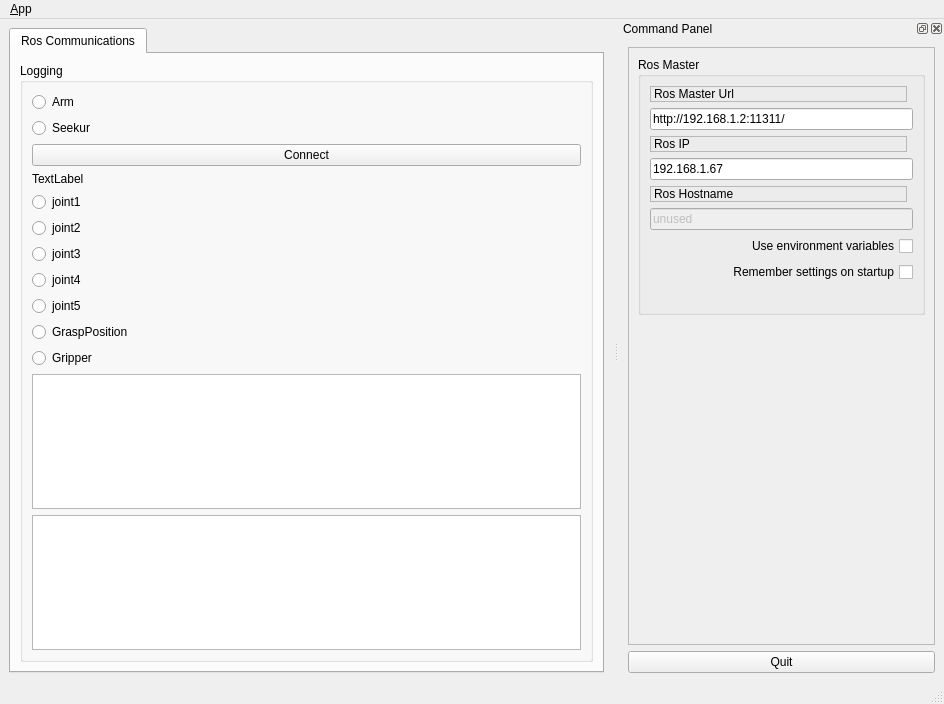
Qt form Manual_Control/ui/main_window.ui (kucars/seekur_ground_station_qml) before a commit.
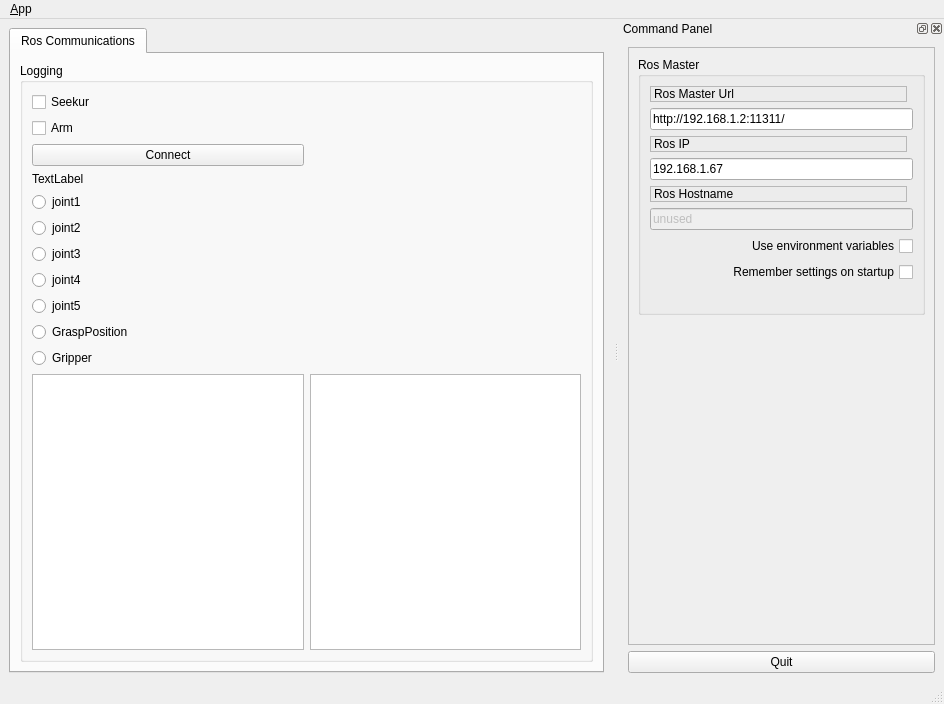
The same form after that commit. Icons and pictures are not drawn.

Diff of the .ui file:
```diff
--- a/Manual_Control/ui/main_window.ui
+++ b/Manual_Control/ui/main_window.ui
@@ -53,69 +53,62 @@
            <string>Logging</string>
           </property>
           <layout class="QGridLayout" name="gridLayout_3">
-           <item row="0" column="0">
-            <widget class="QRadioButton" name="radioButton">
-             <property name="text">
-              <string>Arm</string>
-             </property>
-            </widget>
+           <item row="13" column="1">
+            <widget class="QListView" name="view_logging"/>
            </item>
-           <item row="14" column="0">
+           <item row="13" column="0">
             <widget class="QTextEdit" name="postion_view"/>
            </item>
-           <item row="8" column="0">
+           <item row="7" column="0">
             <widget class="QRadioButton" name="radiojoint_3">
              <property name="text">
               <string>joint3</string>
              </property>
             </widget>
            </item>
-           <item row="5" column="0">
+           <item row="4" column="0">
             <widget class="QRadioButton" name="radiojoint">
              <property name="text">
               <string>joint1</string>
              </property>
             </widget>
            </item>
-           <item row="9" column="0">
+           <item row="8" column="0">
             <widget class="QRadioButton" name="radiojoint_4">
              <property name="text">
               <string>joint4</string>
              </property>
             </widget>
            </item>
-           <item row="10" column="0">
+           <item row="9" column="0">
             <widget class="QRadioButton" name="radiojoint_5">
              <property name="text">
               <string>joint5</string>
              </property>
             </widget>
            </item>
-           <item row="15" column="0">
-            <widget class="QListView" name="view_logging"/>
+           <item row="10" column="0">
+            <widget class="QRadioButton" name="grasp_position">
+             <property name="text">
+              <string>GraspPosition</string>
+             </property>
+            </widget>
            </item>
-           <item row="12" column="0">
+           <item row="11" column="0">
             <widget class="QRadioButton" name="gripper">
              <property name="text">
               <string>Gripper</string>
              </property>
             </widget>
            </item>
-           <item row="6" column="0">
+           <item row="5" column="0">
             <widget class="QRadioButton" name="radiojoint_2">
              <property name="text">
               <string>joint2</string>
              </property>
             </widget>
            </item>
-           <item row="11" column="0">
-            <widget class="QRadioButton" name="grasp_position">
-             <property name="text">
-              <string>GraspPosition</string>
-             </property>
-            </widget>
-           </item>
-           <item row="3" column="0">
+           <item row="2" column="0">
             <widget class="QPushButton" name="button_connect">
              <property name="enabled">
               <bool>true</bool>
@@ -137,20 +130,27 @@
              </property>
             </widget>
            </item>
-           <item row="1" column="0">
-            <widget class="QRadioButton" name="radioButton_2">
-             <property name="text">
-              <string>Seekur</string>
-             </property>
-            </widget>
-           </item>
-           <item row="4" column="0">
+           <item row="3" column="0">
             <widget class="QLabel" name="label_4">
              <property name="text">
               <string>TextLabel</string>
              </property>
             </widget>
            </item>
+           <item row="0" column="0">
+            <widget class="QCheckBox" name="checkBox">
+             <property name="text">
+              <string>Seekur</string>
+             </property>
+            </widget>
+           </item>
+           <item row="1" column="0">
+            <widget class="QCheckBox" name="checkBox_2">
+             <property name="text">
+              <string>Arm</string>
+             </property>
+            </widget>
+           </item>
           </layout>
          </widget>
         </item>
```
